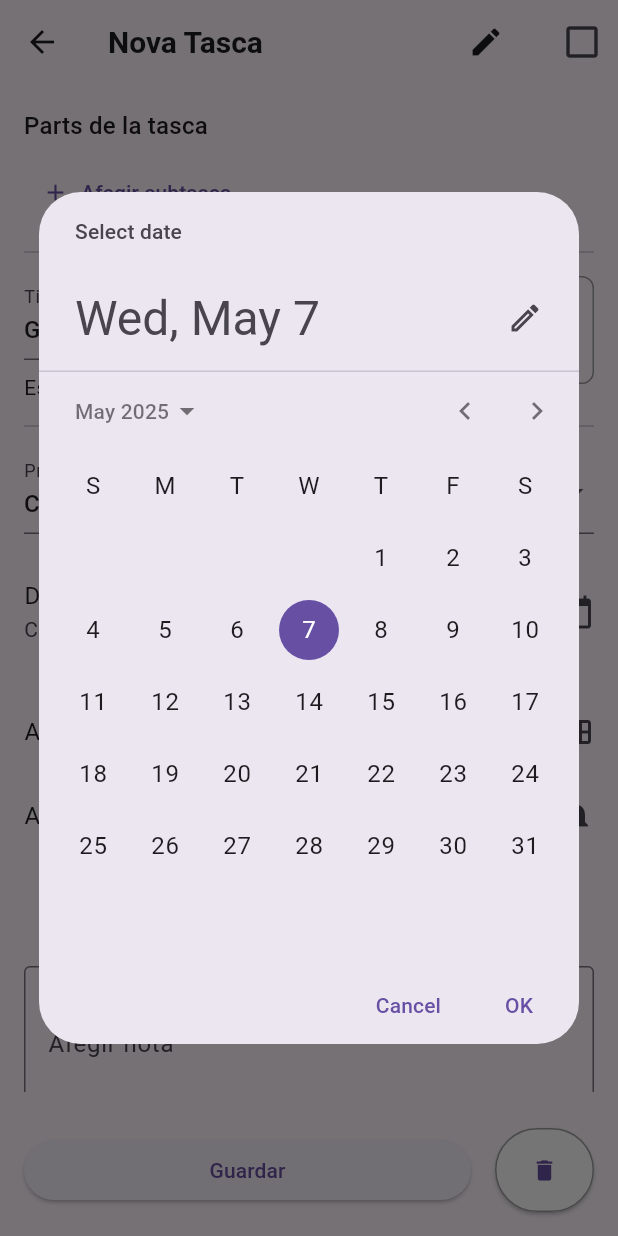
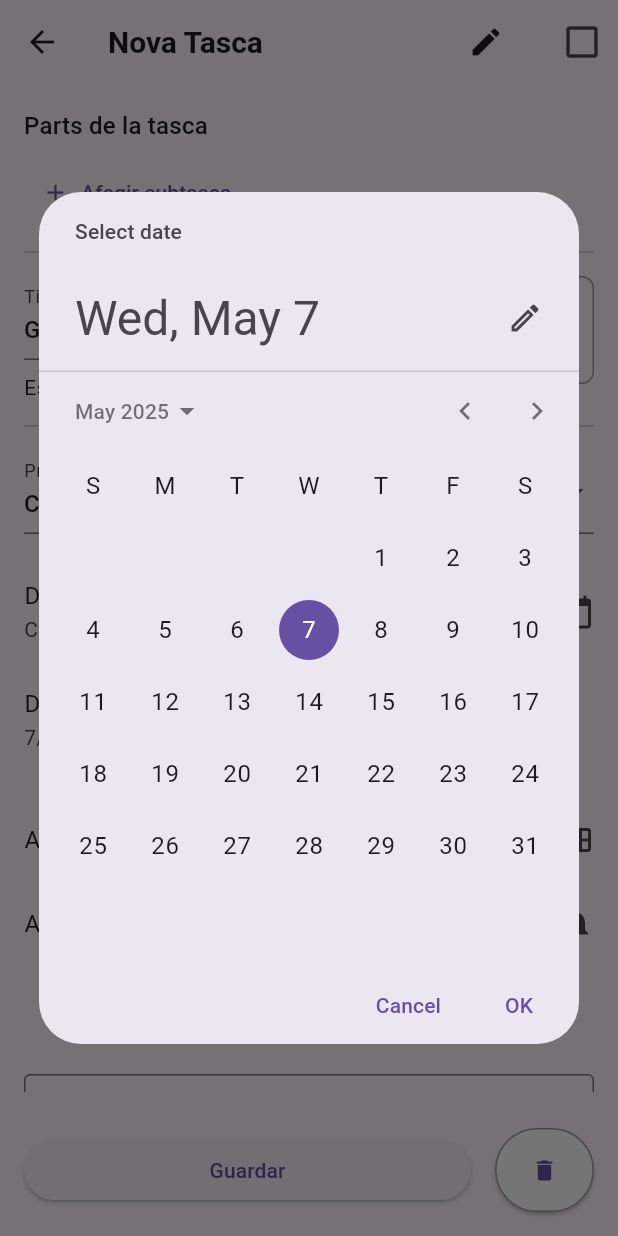
Before and after one commit to PauBarahona22/Tfg-aplicaci-productivitat-adaptada, a Flutter app: the TaskDetailScreen screen opened directly, after a tap on "Data de venciment", on a phone screen of 412 x 824 dp. Run offline on Flutter 3.47's test engine with Material 3 defaults, Android fonts, the phone set to English and light mode, and no system bars; our stand-ins replace cloud_firestore, firebase_auth, firebase_core, firebase_storage, image_picker; accounts and stored records are empty.

Commit message:
task_detail_screen almost done late fixes

```diff
--- a/lib/screens/task_detail_screen.dart
+++ b/lib/screens/task_detail_screen.dart
@@ -1,5 +1,8 @@
+// lib/screens/task_detail_screen.dart
+
 import 'dart:async';
 import 'package:flutter/material.dart';
+import 'package:flutter/services.dart';
 import 'package:firebase_auth/firebase_auth.dart';
 import 'package:cloud_firestore/cloud_firestore.dart';
 import '../models/task_model.dart';
@@ -31,12 +34,13 @@ class _TaskDetailScreenState extends State<TaskDetailScreen> {
   String _type = _allTypes.first;
 
   List<String> _subtasks = [];
-  List<bool>  _subtaskChecked = [];
+  List<bool> _subtaskChecked = [];
 
   DateTime? _dueDate;
-  bool _isDone   = false;
-  int  _priority = 0;
-  bool _remind   = false;
+  late DateTime _createdAt;
+  bool _isDone = false;
+  int _priority = 0;
+  bool _remind = false;
   late final String _uid;
   bool _editingTitle = false;
 
@@ -48,16 +52,25 @@ class _TaskDetailScreenState extends State<TaskDetailScreen> {
     _uid = FirebaseAuth.instance.currentUser!.uid;
 
     if (widget.task != null) {
-      // Subscripció en temps real al doc
+      final t = widget.task!;
+      _titleCtrl.text = t.title;
+      _notesCtrl.text = t.notes;
+      _type = t.type;
+      _dueDate = t.dueDate;
+      _createdAt = t.createdAt;
+      _isDone = t.isDone;
+      _priority = t.priority;
+      _remind = t.remind;
+      _subtasks = List.from(t.subtasks);
+      _subtaskChecked = List<bool>.filled(_subtasks.length, _isDone);
+
       _docSub = FirebaseFirestore.instance
           .collection('tasks')
-          .doc(widget.task!.id)
+          .doc(t.id)
           .snapshots()
           .listen(_onRemoteUpdate);
     } else {
-      // Nova tasca: mantenim valors per defecte
-      _titleCtrl.text = '';
-      _notesCtrl.text = '';
+      _createdAt = DateTime.now();
     }
   }
 
@@ -67,16 +80,13 @@ class _TaskDetailScreenState extends State<TaskDetailScreen> {
     setState(() {
       _titleCtrl.text = t.title;
       _notesCtrl.text = t.notes;
-      _type = _allTypes.firstWhere(
-        (e) => e.toLowerCase() == t.type.toLowerCase(),
-        orElse: () => _allTypes.first,
-      );
+      _type = t.type;
       _dueDate = t.dueDate;
+      _createdAt = t.createdAt;
       _isDone = t.isDone;
       _priority = t.priority;
       _remind = t.remind;
       _subtasks = List.from(t.subtasks);
-      // Ajustem checks: tots fets si t.isDone és true, sinó tots a false
       _subtaskChecked = List<bool>.filled(_subtasks.length, t.isDone);
     });
   }
@@ -114,16 +124,47 @@ class _TaskDetailScreenState extends State<TaskDetailScreen> {
 
   Future<void> _pickDueDate() async {
     final now = DateTime.now();
-    final sel = await showDatePicker(
+    final selDate = await showDatePicker(
       context: context,
       initialDate: _dueDate ?? now,
       firstDate: DateTime(now.year - 1),
       lastDate: DateTime(now.year + 5),
     );
-    if (sel != null) {
-      setState(() => _dueDate = sel);
+    if (selDate == null) return;
+
+    final selTime = await showTimePicker(
+      context: context,
+      initialTime: const TimeOfDay(hour: 23, minute: 59),
+    );
+
+    final candidate = DateTime(
+      selDate.year,
+      selDate.month,
+      selDate.day,
+      selTime?.hour ?? 23,
+      selTime?.minute ?? 59,
+    );
+
+    if (candidate.isBefore(now)) {
+      await showDialog(
+        context: context,
+        builder: (_) => AlertDialog(
+          title: const Text('Data passada'),
+          content: const Text('No pots assignar un venciment en el passat.'),
+          actions: [TextButton(onPressed: () => Navigator.pop(context), child: const Text('D\'acord'))],
+        ),
+      );
+      return;
+    }
+
+    setState(() => _dueDate = candidate);
     await _save(quiet: true);
   }
+
+  int get _daysRemaining {
+    if (_dueDate == null) return 0;
+    final diff = _dueDate!.difference(DateTime.now()).inDays;
+    return diff > 0 ? diff : 1;
   }
 
   String get _status {
@@ -132,7 +173,6 @@ class _TaskDetailScreenState extends State<TaskDetailScreen> {
     return 'Pendent';
   }
 
-  /// Guarda canvis a Firestore però **no** tanca la pantalla si `quiet=true`.
   Future<void> _save({bool quiet = false}) async {
     if (_titleCtrl.text.trim().isEmpty) {
       if (!quiet) {
@@ -145,17 +185,17 @@ class _TaskDetailScreenState extends State<TaskDetailScreen> {
 
     final isNew = widget.task == null;
     final model = TaskModel(
-      id:        isNew ? '' : widget.task!.id,
-      ownerId:   _uid,
-      title:     _titleCtrl.text.trim(),
-      notes:     _notesCtrl.text.trim(),
-      createdAt: widget.task?.createdAt ?? DateTime.now(),
-      dueDate:   _dueDate,
-      isDone:    _isDone,
-      priority:  _priority,
-      type:      _type,
-      remind:    _remind,
-      subtasks:  _subtasks,
+      id: isNew ? '' : widget.task!.id,
+      ownerId: _uid,
+      title: _titleCtrl.text.trim(),
+      notes: _notesCtrl.text.trim(),
+      createdAt: _createdAt,
+      dueDate: _dueDate,
+      isDone: _isDone,
+      priority: _priority,
+      type: _type,
+      remind: _remind,
+      subtasks: _subtasks,
     );
 
     if (isNew) {
@@ -176,7 +216,7 @@ class _TaskDetailScreenState extends State<TaskDetailScreen> {
       context: context,
       builder: (_) => AlertDialog(
         title: const Text('Eliminar tasca?'),
-        content: const Text('Estàs segur que vols eliminar aquesta tasca?'),
+        content: const Text('Estàs segur que la vols eliminar?'),
         actions: [
           TextButton(onPressed: () => Navigator.pop(context, false), child: const Text('No')),
           ElevatedButton(onPressed: () => Navigator.pop(context, true), child: const Text('Sí')),
@@ -191,18 +231,15 @@ class _TaskDetailScreenState extends State<TaskDetailScreen> {
 
   void _toggleReminderSnackbar() {
     _save(quiet: true);
-    final msg = _remind
-      ? 'Recordatori 24 h activat'
-      : 'Recordatori 24 h desactivat';
+    final msg = _remind ? 'Recordatori 24 h activat' : 'Recordatori 24 h desactivat';
     ScaffoldMessenger.of(context).showSnackBar(SnackBar(content: Text(msg)));
   }
 
   @override
   Widget build(BuildContext context) {
-    final isNew      = widget.task == null;
-    final appBarTitle = isNew ? 'Nova Tasca' : widget.task!.title;
+    final isNew = widget.task == null;
+    final titleText = isNew ? 'Nova Tasca' : widget.task!.title;
 
-    // Garantim coherència entre subtasques i checks
     if (_subtaskChecked.length != _subtasks.length) {
       _subtaskChecked = List<bool>.filled(_subtasks.length, _isDone);
     }
@@ -214,7 +251,12 @@ class _TaskDetailScreenState extends State<TaskDetailScreen> {
             ? TextField(
                 controller: _titleCtrl,
                 autofocus: true,
-              decoration: const InputDecoration(border: InputBorder.none),
+                maxLength: 50,
+                maxLengthEnforcement: MaxLengthEnforcement.enforced,
+                decoration: const InputDecoration(
+                  border: InputBorder.none,
+                  counterText: '',
+                ),
                 style: const TextStyle(fontSize: 20, fontWeight: FontWeight.bold),
                 onSubmitted: (_) {
                   setState(() => _editingTitle = false);
@@ -225,22 +267,16 @@ class _TaskDetailScreenState extends State<TaskDetailScreen> {
                 children: [
                   Expanded(
                     child: Text(
-                    appBarTitle,
+                      titleText,
                       style: const TextStyle(fontSize: 20, fontWeight: FontWeight.bold),
                     ),
                   ),
-                IconButton(
-                  icon: const Icon(Icons.edit),
-                  onPressed: () => setState(() => _editingTitle = true),
-                ),
+                  IconButton(icon: const Icon(Icons.edit), onPressed: () => setState(() => _editingTitle = true)),
                 ],
               ),
         actions: [
           IconButton(
-            icon: Icon(
-              _isDone ? Icons.check_box : Icons.check_box_outline_blank,
-              size: 28,
-            ),
+            icon: Icon(_isDone ? Icons.check_box : Icons.check_box_outline_blank, size: 28),
             onPressed: () {
               setState(() => _isDone = !_isDone);
               _save(quiet: true);
@@ -248,7 +284,6 @@ class _TaskDetailScreenState extends State<TaskDetailScreen> {
           ),
         ],
       ),
-
       body: Padding(
         padding: const EdgeInsets.all(16),
         child: ListView(
@@ -306,7 +341,7 @@ class _TaskDetailScreenState extends State<TaskDetailScreen> {
 
             const Divider(height: 32),
 
-            // Tipus + Estat + Mascota
+            // Tipus + Estat + Temps restant + Mascota
             Row(
               crossAxisAlignment: CrossAxisAlignment.start,
               children: [
@@ -317,9 +352,7 @@ class _TaskDetailScreenState extends State<TaskDetailScreen> {
                       DropdownButtonFormField<String>(
                         value: _type,
                         decoration: const InputDecoration(labelText: 'Tipus'),
-                        items: _allTypes
-                            .map((t) => DropdownMenuItem(value: t, child: Text(t)))
-                            .toList(),
+                        items: _allTypes.map((t) => DropdownMenuItem(value: t, child: Text(t))).toList(),
                         onChanged: (v) {
                           setState(() => _type = v!);
                           _save(quiet: true);
@@ -327,16 +360,18 @@ class _TaskDetailScreenState extends State<TaskDetailScreen> {
                       ),
                       const SizedBox(height: 8),
                       Text('Estat: $_status'),
+                      if (_dueDate != null) ...[
+                        const SizedBox(height: 4),
+                        Text('Temps restant: $_daysRemaining ${_daysRemaining == 1 ? 'dia' : 'dies'}'),
+                      ],
                     ],
                   ),
                 ),
                 const SizedBox(width: 16),
                 Container(
-                  width: 72, height: 72,
-                  decoration: BoxDecoration(
-                    border: Border.all(color: Colors.grey),
-                    borderRadius: BorderRadius.circular(8),
-                  ),
+                  width: 72,
+                  height: 72,
+                  decoration: BoxDecoration(border: Border.all(color: Colors.grey), borderRadius: BorderRadius.circular(8)),
                   alignment: Alignment.center,
                   child: const Text('D', style: TextStyle(fontSize: 24)),
                 ),
@@ -368,15 +403,28 @@ class _TaskDetailScreenState extends State<TaskDetailScreen> {
               contentPadding: EdgeInsets.zero,
               title: const Text('Data de venciment'),
               subtitle: Text(_dueDate != null
-                  ? '${_dueDate!.day}/${_dueDate!.month}/${_dueDate!.year}'
+                  ? '${_dueDate!.day}/${_dueDate!.month}/${_dueDate!.year} '
+                    '${_dueDate!.hour.toString().padLeft(2,'0')}:'
+                    '${_dueDate!.minute.toString().padLeft(2,'0')}'
                   : 'Cap'),
               trailing: const Icon(Icons.calendar_today),
               onTap: _pickDueDate,
             ),
 
+            // Data de creació
+            ListTile(
+              contentPadding: EdgeInsets.zero,
+              title: const Text('Data de creació'),
+              subtitle: Text(
+                '${_createdAt.day}/${_createdAt.month}/${_createdAt.year} '
+                '${_createdAt.hour.toString().padLeft(2,'0')}:'
+                '${_createdAt.minute.toString().padLeft(2,'0')}',
+              ),
+            ),
+
             const SizedBox(height: 16),
 
-            // Assignar dia calendari
+            // Assignar dia calendari (placeholder)
             ListTile(
               contentPadding: EdgeInsets.zero,
               title: const Text('Assignar dia calendari'),
@@ -384,7 +432,7 @@ class _TaskDetailScreenState extends State<TaskDetailScreen> {
               onTap: () {/* TODO */},
             ),
 
-            // Assignar recordatori
+            // Assignar recordatori (placeholder)
             ListTile(
               contentPadding: EdgeInsets.zero,
               title: const Text('Assignar recordatori'),
@@ -407,11 +455,13 @@ class _TaskDetailScreenState extends State<TaskDetailScreen> {
             // Notes
             TextField(
               controller: _notesCtrl,
+              maxLines: 3,
+              maxLength: 200,
+              maxLengthEnforcement: MaxLengthEnforcement.enforced,
               decoration: const InputDecoration(
                 labelText: 'Afegir nota',
                 border: OutlineInputBorder(),
               ),
-              maxLines: 3,
               onSubmitted: (_) => _save(quiet: true),
             ),
           ],
@@ -427,7 +477,6 @@ class _TaskDetailScreenState extends State<TaskDetailScreen> {
               child: ElevatedButton(
                 onPressed: () async {
                   await _save();
-                  // No fem Navigator.pop(); l’usuari pot prémer la fletxa
                 },
                 child: const Text('Guardar'),
               ),
```
Lines whose indentation alone changed are shown as unchanged.
